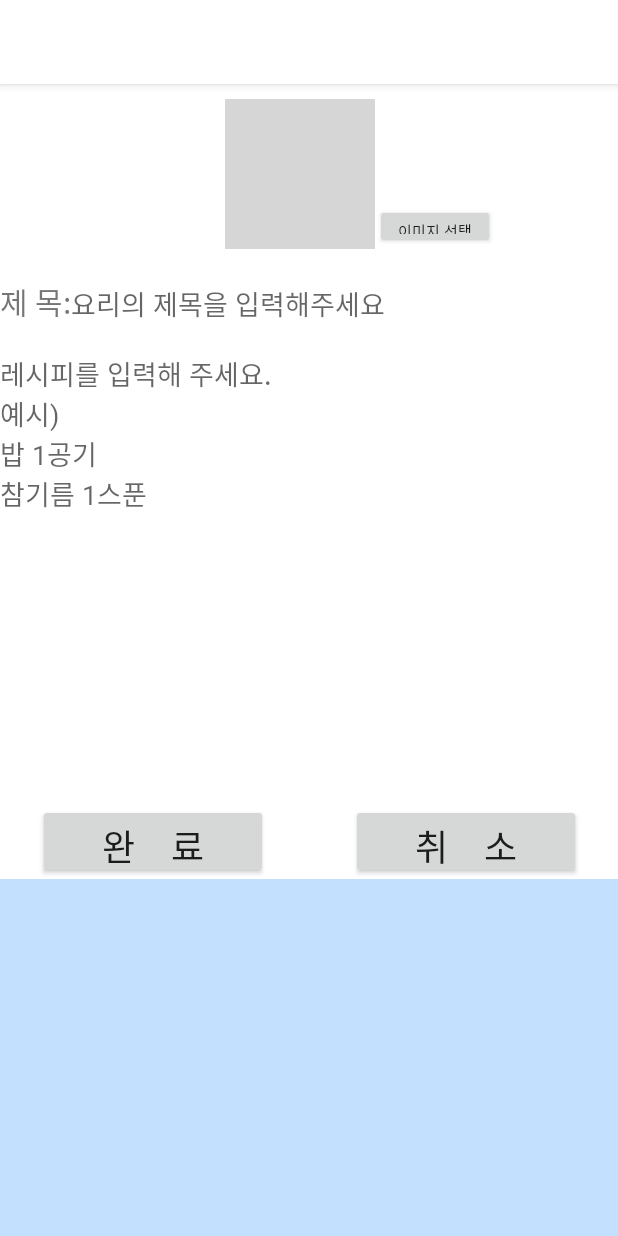
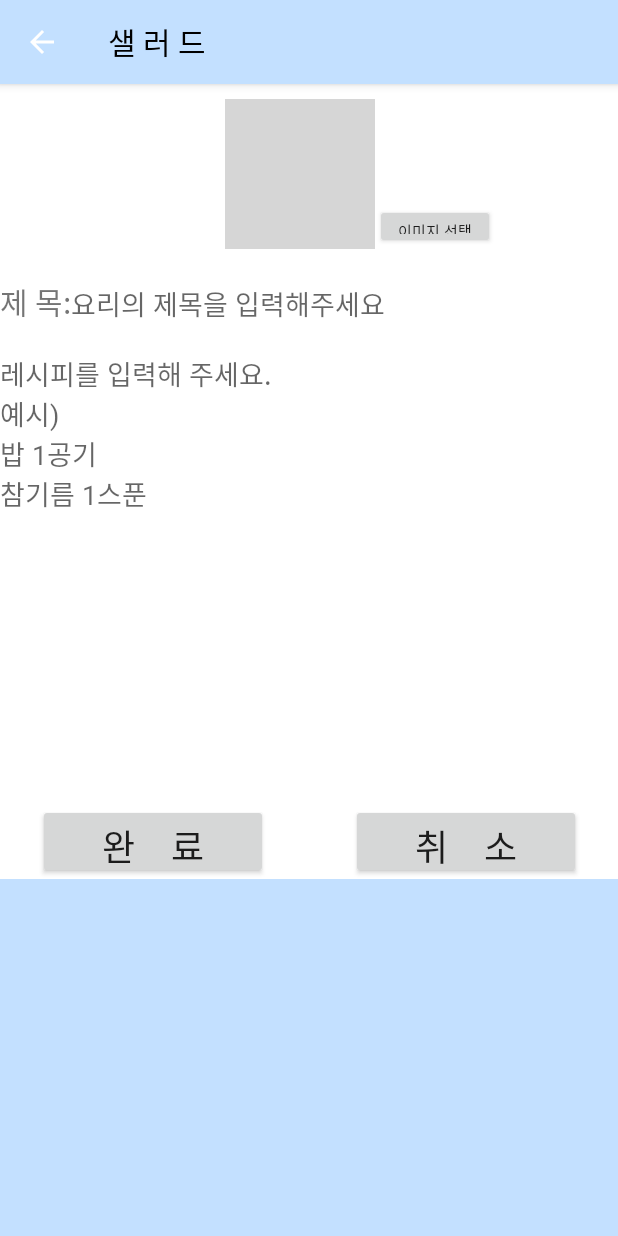
Before and after one commit to 1989010/Cooking, an Android app: the Add_list_salad screen opened directly, with no data from a screen before it, on a phone screen of 412 x 824 dp. Run offline under Robolectric (Android 15) with nearby library versions, the phone set to English and light mode, and no system bars; our stand-ins replace Firebase (no records; nobody signed in at launch, a user with empty details on screens opened directly); grey boxes are pictures that could not be loaded.

Commit message:
게시글 등록 화면 액션바 수정, 취소버튼 누르면 현재화면 종료

```diff
--- a/app/src/main/java/com/cookandroid/cooking/Add_list_salad.java
+++ b/app/src/main/java/com/cookandroid/cooking/Add_list_salad.java
@@ -2,9 +2,12 @@ package com.cookandroid.cooking;
 
 import android.content.Intent;
 import android.graphics.Bitmap;
+import android.graphics.Color;
+import android.graphics.drawable.ColorDrawable;
 import android.net.Uri;
 import android.os.Bundle;
 import android.provider.MediaStore;
+import android.text.Html;
 import android.view.MenuItem;
 import android.view.View;
 import android.widget.Button;
@@ -77,8 +80,21 @@ public class Add_list_salad extends AppCompatActivity {
             }
         });
 
+        // Set click listener for cancel button
+        cancelButton.setOnClickListener(new View.OnClickListener() {
+            @Override
+            public void onClick(View v) {
+                // 현재 액티비티 종료
+                finish();
+            }
+        });
+
         // 액션바에 뒤로가기 버튼 추가
         getSupportActionBar().setDisplayHomeAsUpEnabled(true);
+
+        // 액션바 배경색 및 제목 색상 변경
+        getSupportActionBar().setBackgroundDrawable(new ColorDrawable(Color.rgb(195, 224, 255)));
+        getSupportActionBar().setTitle(Html.fromHtml("<font color='#000000'>샐 러 드</font>")); // 검은색으로 변경
 
 
     }
--- a/app/src/main/res/layout/activity_koreanlist.xml
+++ b/app/src/main/res/layout/activity_koreanlist.xml
@@ -46,7 +46,7 @@
                 android:layout_height="30dp"
                 android:gravity="center"></TextView>
 
-            <!-- 게시글 업로드 시간!-->
+            <!-- 게시글 업로드 날짜!-->
             <TextView
                 android:id="@+id/koreanlist_time"
                 android:layout_width="match_parent"
```
Also changed, not shown: app/src/main/java/com/cookandroid/cooking/Add_list_korean.java (+16 -0 lines), app/src/main/java/com/cookandroid/cooking/Add_list_snack_bar.java (+16 -0 lines), app/src/main/java/com/cookandroid/cooking/Add_list_western.java (+16 -6 lines), app/src/main/java/com/cookandroid/cooking/Koreanmain.java (+7 -0 lines).
